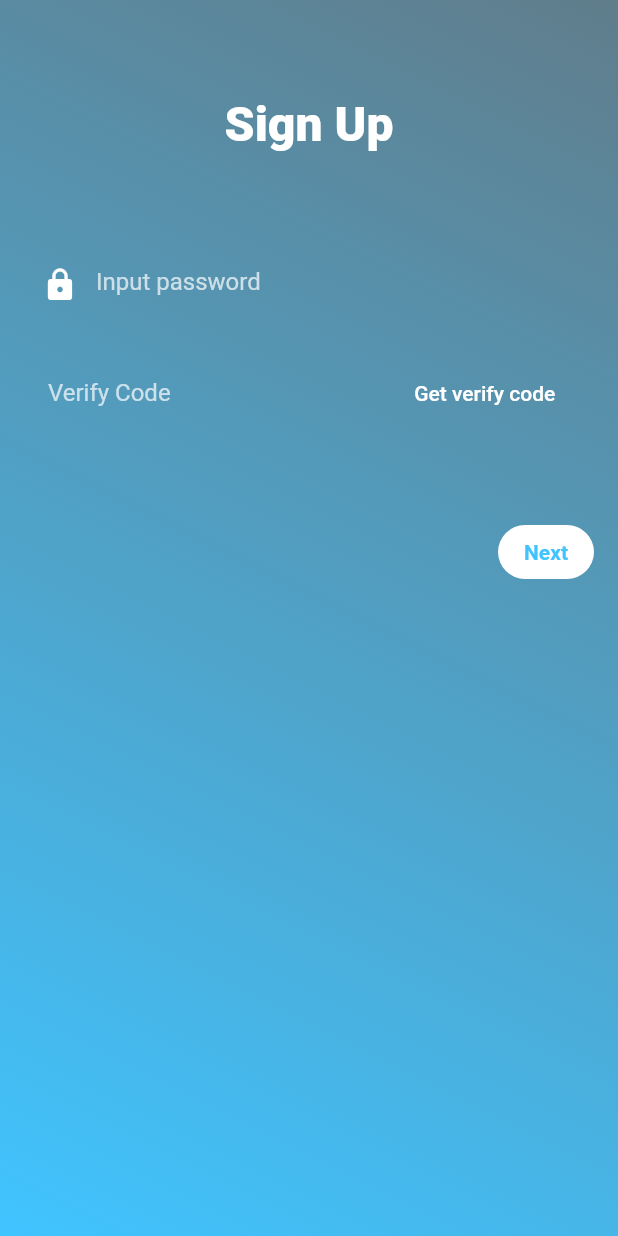
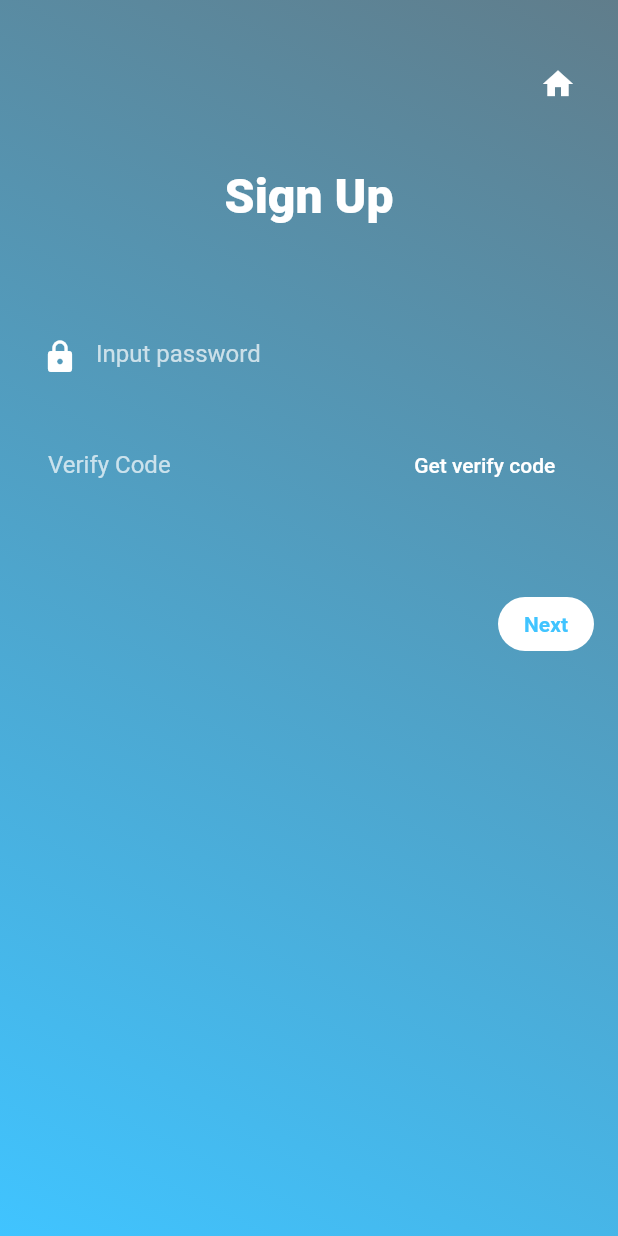
Before and after one commit to SELiOTe/music_linker_mobile, a Flutter app: the SignUpPage screen opened directly with empty values, on a phone screen of 412 x 824 dp. Run offline on Flutter 3.47's test engine with Material 2 defaults, Android fonts, the phone set to English and light mode, and no system bars; our stand-ins replace device_info, fluttertoast, shared_preferences; accounts and stored records are empty; generated files the repository leaves out were written again; network calls fail.

Commit message:
部分完成登录页

```diff
--- a/lib/l10n/app_en.arb
+++ b/lib/l10n/app_en.arb
@@ -31,5 +31,8 @@
   "signUpPagePasswordTooSimple": "Password must latest had 8 character and both contain letter and number",
   "signUpPageVerifyCodeIncorrect": "Verify code incorrect",
   "signUpPageSignUpFailed": "SIgn up failed",
-  "signUpPageGetTokenFailed": "Sign up success, please login"
+  "signUpPageGetTokenFailed": "Sign up success, please login",
+  "loginPageTitle": "Login page title",
+  "loginPageForgetPassword": "Forget Password",
+  "loginPagePasswordIncorrect": "Telephone number or password incorrect"
 }
--- a/lib/main.dart
+++ b/lib/main.dart
@@ -5,6 +5,7 @@ import 'package:mlm/model/provider/global_model.dart';
 import 'package:mlm/page/auth/auth_page.dart';
 import 'package:mlm/page/auth/country_list_page.dart';
 import 'package:mlm/page/auth/login_page.dart';
+import 'package:mlm/page/auth/reset_password.dart';
 import 'package:mlm/page/auth/sign_up_page.dart';
 import 'package:mlm/page/home_page.dart';
 import 'package:mlm/page/splash_page.dart';
@@ -69,6 +70,10 @@ Route<dynamic> _generateRoute(RouteSettings routeSettings) {
     case LOGIN_PAGE:
       return MaterialPageRoute(
           builder: (context) => LoginPage(routeSettings.arguments as AuthInfo));
+    case RESET_PASSWORD_PAGE:
+      return MaterialPageRoute(
+          builder: (context) =>
+              ResetPasswordPage(routeSettings.arguments as AuthInfo));
     default:
       throw "404 Page ${routeSettings.name} Not Found";
   }
--- a/lib/page/auth/auth_page.dart
+++ b/lib/page/auth/auth_page.dart
@@ -17,7 +17,7 @@ import 'package:mlm/widget/vertical_text_widget.dart';
 /// @author seliote
 /// @version 2021-08-07
 
-const AUTH_PAGE = "/auth";
+const AUTH_PAGE = "/auth/main";
 
 /// 认证与授权页
 class AuthPage extends StatefulWidget {
@@ -242,6 +242,61 @@ BoxDecoration getGradientBackgroundDecoration() {
           colors: [Colors.blueGrey, Colors.lightBlueAccent]));
 }
 
+Widget getReturnTelNoPage() {
+  return Padding(
+      padding: const EdgeInsets.only(top: 32, left: 16, right: 16),
+      child: Row(
+        children: <Widget>[
+          Expanded(child: Container()),
+          IconButton(
+              icon: Icon(Icons.home, color: Colors.white),
+              onPressed: () {
+                Navigator.pushNamedAndRemoveUntil(
+                    globalKey.currentState!.context,
+                    AUTH_PAGE,
+                    (route) => false);
+                return;
+              })
+        ],
+      ));
+}
+
+/// 获取标题文本
+Widget getTitle(String title) {
+  return Padding(
+    padding: const EdgeInsets.only(top: 32, bottom: 32),
+    child: Text(
+      title,
+      style: TextStyle(
+          fontSize: 32, color: Colors.white, fontWeight: FontWeight.w900),
+    ),
+  );
+}
+
+/// 获取密码输入框
+///
+/// param
+Widget getPasswordWidget(bool obscureText, ValueChanged<String>? function) {
+  return Padding(
+      padding: const EdgeInsets.only(top: 32, left: 16, right: 16),
+      child: TextField(
+        obscureText: obscureText,
+        keyboardType: TextInputType.visiblePassword,
+        textAlign: TextAlign.start,
+        style: TextStyle(color: Colors.white),
+        decoration: InputDecoration(
+            border: InputBorder.none,
+            hintText: AppLocalizations.of(globalKey.currentState!.context)!
+                .signUpPagePasswordHint,
+            hintStyle: TextStyle(color: Colors.white70),
+            prefixIcon: Icon(
+              Icons.lock,
+              color: Colors.white,
+            )),
+        onChanged: function,
+      ));
+}
+
 /// 获取验证码弹窗
 Future<CaptchaDialogResult?> getCaptchaAndSendVerifyCode(
     BuildContext context) async {
--- a/lib/page/auth/country_list_page.dart
+++ b/lib/page/auth/country_list_page.dart
@@ -6,7 +6,7 @@ import 'package:mlm/model/api/auth/country_list.dart';
 /// @author seliote
 /// @version 2021-08-12
 
-const COUNTRY_LIST_PAGE = "/country_list";
+const COUNTRY_LIST_PAGE = "/auth/country_list";
 
 /// 国家码列表页
 class CountryListPage extends StatelessWidget {
--- a/lib/page/auth/sign_up_page.dart
+++ b/lib/page/auth/sign_up_page.dart
@@ -16,7 +16,7 @@ import 'package:mlm/util/ui_utils.dart';
 /// @author seliote
 /// @version 2021-08-24
 
-const SIGN_UP_PAGE = "/sign_up";
+const SIGN_UP_PAGE = "/auth/sign_up";
 
 class SignUpPage extends StatefulWidget {
   final AuthInfo authInfo;
@@ -45,10 +45,11 @@ class _SignUpPageState extends State<SignUpPage> {
           children: <Widget>[
             Column(
               children: <Widget>[
+                getReturnTelNoPage(),
                 // 标题
-                _getTitle(AppLocalizations.of(context)!.signUpPageTitle),
+                getTitle(AppLocalizations.of(context)!.signUpPageTitle),
                 // 密码
-                _getPasswordWidget(),
+                getPasswordWidget(false, (value) => _password = value),
                 // 验证码框
                 _getVerifyCodeWidget(),
                 SizedBox(height: 32),
@@ -70,39 +71,6 @@ class _SignUpPageState extends State<SignUpPage> {
       _timer!.cancel();
       _timer = null;
     }
-  }
-
-  Widget _getTitle(String title) {
-    return Padding(
-      padding: const EdgeInsets.only(top: 64, bottom: 32),
-      child: Text(
-        title,
-        style: TextStyle(
-            fontSize: 32, color: Colors.white, fontWeight: FontWeight.w900),
-      ),
-    );
-  }
-
-  /// 获取密码输入框
-  ///
-  /// return 密码输入框
-  Widget _getPasswordWidget() {
-    return Padding(
-        padding: const EdgeInsets.only(top: 32, left: 16, right: 16),
-        child: TextField(
-          keyboardType: TextInputType.visiblePassword,
-          textAlign: TextAlign.start,
-          style: TextStyle(color: Colors.white),
-          decoration: InputDecoration(
-              border: InputBorder.none,
-              hintText: AppLocalizations.of(context)!.signUpPagePasswordHint,
-              hintStyle: TextStyle(color: Colors.white70),
-              prefixIcon: Icon(
-                Icons.lock,
-                color: Colors.white,
-              )),
-          onChanged: (value) => _password = value,
-        ));
   }
 
   /// 获取验证码输入框
```
Also changed, not shown: lib/l10n/app_zh.arb (+12 -0 lines), lib/page/auth/login_page.dart (+56 -3 lines), lib/page/auth/reset_password.dart (added, +28 -0 lines).
